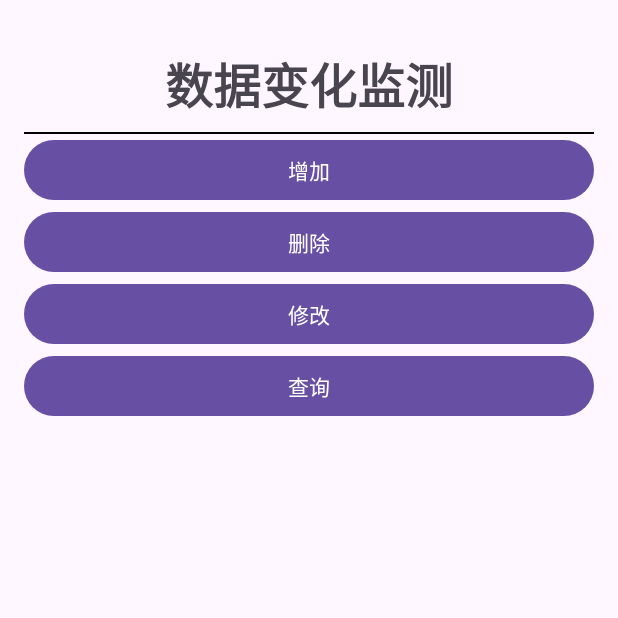
After one commit to NOOB-P/Android_learning, an Android app built with Jetpack Compose: the data_observer screen opened directly, with no data from a screen before it, on a phone screen of 412 x 824 dp, the top half of it. The commit adds this screen. Run offline under Robolectric (Android 15) with nearby library versions, the phone set to English and light mode, and no system bars.

Commit message:
完成了第6个案例，数据检测（contentprovide和contentobserver以及contentresolver的应用）

```diff
--- a/app/src/main/java/com/example/android_leraning/Takeaway_menu.java
+++ b/app/src/main/java/com/example/android_leraning/Takeaway_menu.java
@@ -63,6 +63,7 @@ public class Takeaway_menu extends AppCompatActivity {
 
     @SuppressLint("ResourceAsColor")
     public void clickEvent(){
+        //由于主题原因，用color.xml中的标签会被主题颜色覆盖，懒得改了
         binding.tvOrder.setOnClickListener(view -> {
             switchFragment(list_goods1);
             binding.tvOrder.setTextColor(Color.rgb(0, 0,0));
--- /dev/null
+++ b/app/src/main/java/com/example/android_leraning/data_observer.java
@@ -0,0 +1,92 @@
+package com.example.android_leraning;
+
+import static android.widget.Toast.LENGTH_SHORT;
+
+import android.content.ContentProvider;
+import android.content.ContentValues;
+import android.content.Context;
+import android.content.UriMatcher;
+import android.database.ContentObserver;
+import android.database.Cursor;
+import android.database.sqlite.SQLiteDatabase;
+import android.database.sqlite.SQLiteOpenHelper;
+import android.net.Uri;
+import android.os.Build;
+import android.os.Bundle;
+import android.os.Handler;
+import android.os.Looper;
+import android.util.Log;
+import android.view.View;
+import android.widget.Toast;
+
+import androidx.activity.EdgeToEdge;
+import androidx.annotation.NonNull;
+import androidx.annotation.Nullable;
+import androidx.appcompat.app.AppCompatActivity;
+import androidx.core.graphics.Insets;
+import androidx.core.view.ViewCompat;
+import androidx.core.view.WindowInsetsCompat;
+
+import com.example.android_leraning.databinding.ActivityDataObserverBinding;
+
+import java.net.URI;
+
+public class data_observer extends AppCompatActivity implements View.OnClickListener {
+    ActivityDataObserverBinding binding;
+    Handler mhandler;
+    Myobserver myobserver;
+    @Override
+    protected void onCreate(Bundle savedInstanceState) {
+        super.onCreate(savedInstanceState);
+        binding = ActivityDataObserverBinding.inflate(getLayoutInflater());
+        setContentView(binding.getRoot());
+        binding.BtnAdd.setOnClickListener(this);
+        binding.BtnDelete.setOnClickListener(this);
+        binding.BtnChange.setOnClickListener(this);
+        binding.BtnQuery.setOnClickListener(this);
+        mhandler=new Handler(Looper.getMainLooper());
+
+        myobserver = new Myobserver(mhandler);
+        Uri uri = Uri.parse(myContentProvide.CONTENT_URI.toString());
+        getContentResolver().registerContentObserver(uri, true, myobserver);
+    }
+
+    @Override
+    protected void onDestroy() {
+        super.onDestroy();
+        getContentResolver().unregisterContentObserver(myobserver);
+    }
+
+    @Override
+    public void onClick(View view) {
+        if(view.getId() == binding.BtnAdd.getId()){
+            ContentValues values = new ContentValues();
+            values.put("data", "test");
+            getContentResolver().insert(myContentProvide.CONTENT_URI, values);
+        } else if (view.getId() == binding.BtnDelete.getId()) {
+            getContentResolver().delete(myContentProvide.CONTENT_URI, "data=?", new String[]{"test"});
+        } else if (view.getId() == binding.BtnChange.getId()) {
+            ContentValues values = new ContentValues();
+            values.put("data", "test1");
+            getContentResolver().update(myContentProvide.CONTENT_URI, values, "data=?", new String[]{"test"});
+        } else if (view.getId() == binding.BtnQuery.getId()) {
+            getContentResolver().query(myContentProvide.CONTENT_URI, null, null, null, null);
+        }
+    }
+
+    class Myobserver extends ContentObserver{
+
+        public Myobserver(Handler handler) {
+            super(handler);
+        }
+
+        @Override
+        public void onChange(boolean selfChange) {
+            super.onChange(selfChange);
+            Log.d("mieye", "检测到数据变动");
+            mhandler.post(()->{
+                Toast.makeText(data_observer.this, "检测到数据变动", LENGTH_SHORT).show();
+            });
+        }
+    }
+}
--- /dev/null
+++ b/app/src/main/res/layout/activity_data_observer.xml
@@ -0,0 +1,51 @@
+<?xml version="1.0" encoding="utf-8"?>
+<androidx.constraintlayout.widget.ConstraintLayout xmlns:android="http://schemas.android.com/apk/res/android"
+    xmlns:app="http://schemas.android.com/apk/res-auto"
+    xmlns:tools="http://schemas.android.com/tools"
+    android:id="@+id/main"
+    android:layout_width="match_parent"
+    android:layout_height="match_parent"
+    tools:context=".data_observer">
+
+    <LinearLayout
+        android:layout_marginHorizontal="16dp"
+        android:layout_width="match_parent"
+        android:layout_height="match_parent"
+        android:orientation="vertical">
+        <TextView
+            android:layout_width="match_parent"
+            android:layout_height="wrap_content"
+            android:textSize="32sp"
+            android:textStyle="bold"
+            android:gravity="center"
+            android:layout_marginTop="32dp"
+            android:text="数据变化监测" />
+        <View
+            android:layout_marginTop="8dp"
+            style="@style/hline" />
+
+        <Button
+            android:id="@+id/Btn_add"
+            android:layout_width="match_parent"
+            android:layout_height="wrap_content"
+            android:text="增加" />
+
+        <Button
+            android:id="@+id/Btn_delete"
+            android:layout_width="match_parent"
+            android:layout_height="wrap_content"
+            android:text="删除" />
+
+        <Button
+            android:id="@+id/Btn_change"
+            android:layout_width="match_parent"
+            android:layout_height="wrap_content"
+            android:text="修改" />
+
+        <Button
+            android:id="@+id/Btn_query"
+            android:layout_width="match_parent"
+            android:layout_height="wrap_content"
+            android:text="查询" />
+    </LinearLayout>
+</androidx.constraintlayout.widget.ConstraintLayout>
```
Also changed, not shown: app/src/main/AndroidManifest.xml (+10 -1 lines), app/src/main/java/com/example/android_leraning/MainActivity.java (+10 -0 lines), app/src/main/java/com/example/android_leraning/myContentProvide.java (added, +141 -0 lines), app/src/main/java/com/example/android_leraning/save_acount.java (+4 -4 lines), app/src/main/res/layout/activity_main.xml (+20 -4 lines).
